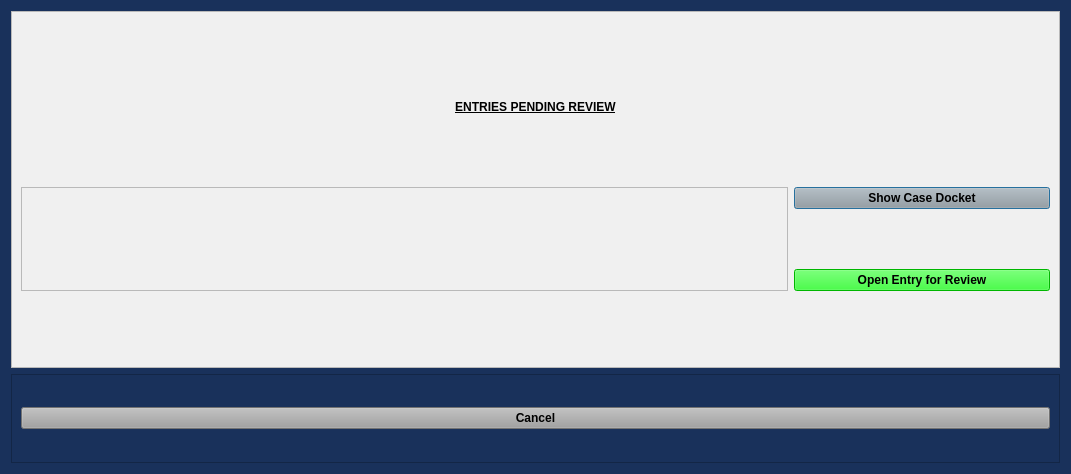
HunterProgram22/MuniEntry, file munientry/views/ui/HemmeterWorkflowDialog.ui: the form before one commit.
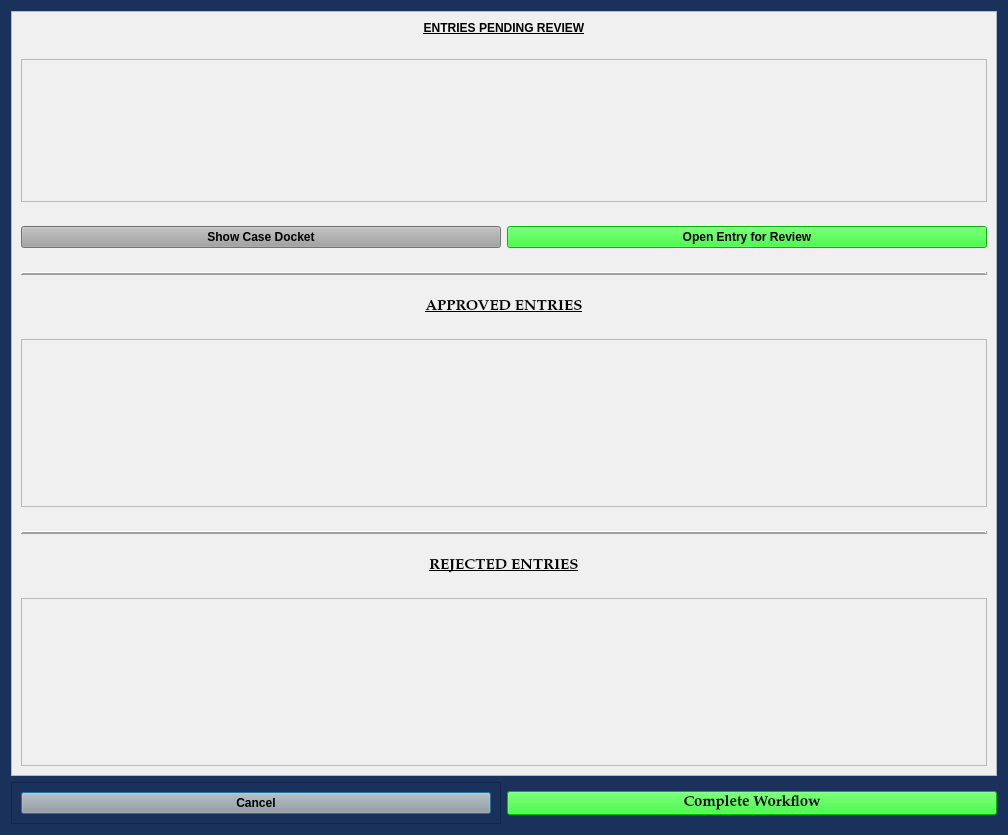
The form after the commit.

Commit message: Added approved and rejected.

```diff
--- a/munientry/views/ui/HemmeterWorkflowDialog.ui
+++ b/munientry/views/ui/HemmeterWorkflowDialog.ui
@@ -9,8 +9,8 @@
    <rect>
     <x>0</x>
     <y>0</y>
-    <width>1071</width>
-    <height>474</height>
+    <width>1008</width>
+    <height>835</height>
    </rect>
   </property>
   <property name="sizePolicy">
@@ -41,8 +41,56 @@
    <string notr="true">background-color: rgb(25, 49, 91);
 font: 75 11pt &quot;Palatino Linotype&quot;;</string>
   </property>
-  <layout class="QGridLayout" name="gridLayout" rowstretch="4,1">
-   <item row="0" column="0">
+  <layout class="QGridLayout" name="gridLayout" rowstretch="4,0">
+   <item row="1" column="0">
+    <widget class="QFrame" name="frame">
+     <property name="font">
+      <font>
+       <family>Palatino Linotype</family>
+       <pointsize>11</pointsize>
+       <weight>75</weight>
+       <italic>false</italic>
+       <bold>true</bold>
+      </font>
+     </property>
+     <property name="styleSheet">
+      <string notr="true">font: 75 11pt &quot;Palatino Linotype&quot;;
+font-weight: bold;</string>
+     </property>
+     <property name="frameShape">
+      <enum>QFrame::StyledPanel</enum>
+     </property>
+     <property name="frameShadow">
+      <enum>QFrame::Raised</enum>
+     </property>
+     <layout class="QGridLayout" name="gridLayout_4">
+      <item row="1" column="1">
+       <widget class="QPushButton" name="cancel_Button">
+        <property name="styleSheet">
+         <string notr="true">background-color: rgb(160, 160, 160);
+font-weight: bold;</string>
+        </property>
+        <property name="text">
+         <string>Cancel</string>
+        </property>
+       </widget>
+      </item>
+     </layout>
+    </widget>
+   </item>
+   <item row="1" column="1">
+    <widget class="QPushButton" name="pushButton">
+     <property name="styleSheet">
+      <string notr="true">background-color: rgb(0, 255, 0);
+font: 75 11pt &quot;Palatino Linotype&quot;;
+font-weight: bold;</string>
+     </property>
+     <property name="text">
+      <string>Complete Workflow</string>
+     </property>
+    </widget>
+   </item>
+   <item row="0" column="0" colspan="2">
     <widget class="QFrame" name="frame_3">
      <property name="sizePolicy">
       <sizepolicy hsizetype="Preferred" vsizetype="Preferred">
@@ -69,38 +117,20 @@
      <property name="frameShadow">
       <enum>QFrame::Raised</enum>
      </property>
-     <layout class="QGridLayout" name="gridLayout_3">
-      <item row="0" column="0">
-       <layout class="QGridLayout" name="gridLayout_2" columnstretch="3,1" rowminimumheight="0,0,0">
-        <property name="sizeConstraint">
-         <enum>QLayout::SetDefaultConstraint</enum>
-        </property>
+     <layout class="QGridLayout" name="gridLayout_2" rowstretch="0,0,0,0,0,0,0,0,0,0">
         <property name="verticalSpacing">
-         <number>60</number>
-        </property>
-        <item row="1" column="0" rowspan="2">
-         <widget class="QListWidget" name="pending_entries_listWidget"/>
-        </item>
-        <item row="1" column="1">
-         <widget class="QPushButton" name="show_docket_Button">
-          <property name="styleSheet">
-           <string notr="true">background-color: rgb(160, 160, 160);
-font-weight: bold;</string>
-          </property>
-          <property name="text">
-           <string>Show Case Docket</string>
-          </property>
-         </widget>
-        </item>
-        <item row="2" column="1">
-         <widget class="QPushButton" name="open_entry_Button">
-          <property name="styleSheet">
-           <string notr="true">background-color: rgb(0, 255, 0);
-font: 75 11pt &quot;Palatino Linotype&quot;;
-font-weight: bold;</string>
-          </property>
-          <property name="text">
-           <string>Open Entry for Review</string>
+       <number>24</number>
+      </property>
+      <item row="4" column="0" colspan="2">
+       <widget class="Line" name="line">
+        <property name="frameShadow">
+         <enum>QFrame::Raised</enum>
+        </property>
+        <property name="lineWidth">
+         <number>2</number>
+        </property>
+        <property name="orientation">
+         <enum>Qt::Horizontal</enum>
           </property>
          </widget>
         </item>
@@ -120,13 +150,8 @@
           </property>
          </widget>
         </item>
-       </layout>
-      </item>
-     </layout>
-    </widget>
-   </item>
-   <item row="1" column="0">
-    <widget class="QFrame" name="frame">
+      <item row="5" column="0" colspan="2">
+       <widget class="QLabel" name="label_2">
      <property name="font">
       <font>
        <family>Palatino Linotype</family>
@@ -134,30 +159,82 @@
        <weight>75</weight>
        <italic>false</italic>
        <bold>true</bold>
-      </font>
-     </property>
-     <property name="styleSheet">
-      <string notr="true">font: 75 11pt &quot;Palatino Linotype&quot;;
-font-weight: bold;</string>
-     </property>
-     <property name="frameShape">
-      <enum>QFrame::StyledPanel</enum>
-     </property>
+          <underline>true</underline>
+         </font>
+        </property>
+        <property name="text">
+         <string>APPROVED ENTRIES</string>
+        </property>
+        <property name="alignment">
+         <set>Qt::AlignCenter</set>
+        </property>
+       </widget>
+      </item>
+      <item row="6" column="0" colspan="2">
+       <widget class="QListWidget" name="listWidget"/>
+      </item>
+      <item row="7" column="0" colspan="2">
+       <widget class="Line" name="line_2">
      <property name="frameShadow">
       <enum>QFrame::Raised</enum>
      </property>
-     <layout class="QGridLayout" name="gridLayout_4">
-      <item row="0" column="0">
-       <widget class="QPushButton" name="cancel_Button">
+        <property name="lineWidth">
+         <number>2</number>
+        </property>
+        <property name="orientation">
+         <enum>Qt::Horizontal</enum>
+        </property>
+       </widget>
+      </item>
+      <item row="8" column="0" colspan="2">
+       <widget class="QLabel" name="label_3">
+        <property name="font">
+         <font>
+          <family>Palatino Linotype</family>
+          <pointsize>11</pointsize>
+          <weight>75</weight>
+          <italic>false</italic>
+          <bold>true</bold>
+          <underline>true</underline>
+         </font>
+        </property>
+        <property name="text">
+         <string>REJECTED ENTRIES</string>
+        </property>
+        <property name="alignment">
+         <set>Qt::AlignCenter</set>
+        </property>
+       </widget>
+      </item>
+      <item row="9" column="0" colspan="2">
+       <widget class="QListWidget" name="listWidget_2"/>
+      </item>
+      <item row="3" column="0">
+       <widget class="QPushButton" name="show_docket_Button">
         <property name="styleSheet">
          <string notr="true">background-color: rgb(160, 160, 160);
 font-weight: bold;</string>
         </property>
         <property name="text">
-         <string>Cancel</string>
+         <string>Show Case Docket</string>
         </property>
        </widget>
       </item>
+      <item row="3" column="1">
+       <widget class="QPushButton" name="open_entry_Button">
+        <property name="styleSheet">
+         <string notr="true">background-color: rgb(0, 255, 0);
+font: 75 11pt &quot;Palatino Linotype&quot;;
+font-weight: bold;</string>
+        </property>
+        <property name="text">
+         <string>Open Entry for Review</string>
+        </property>
+       </widget>
+      </item>
+      <item row="1" column="0" rowspan="2" colspan="2">
+       <widget class="QListWidget" name="pending_entries_listWidget"/>
+      </item>
      </layout>
     </widget>
    </item>
```
Left out of the diff: 3 changed lines with no effect on the pictures. Lines whose indentation alone changed are shown as unchanged. The commit also changes 2 other files.
